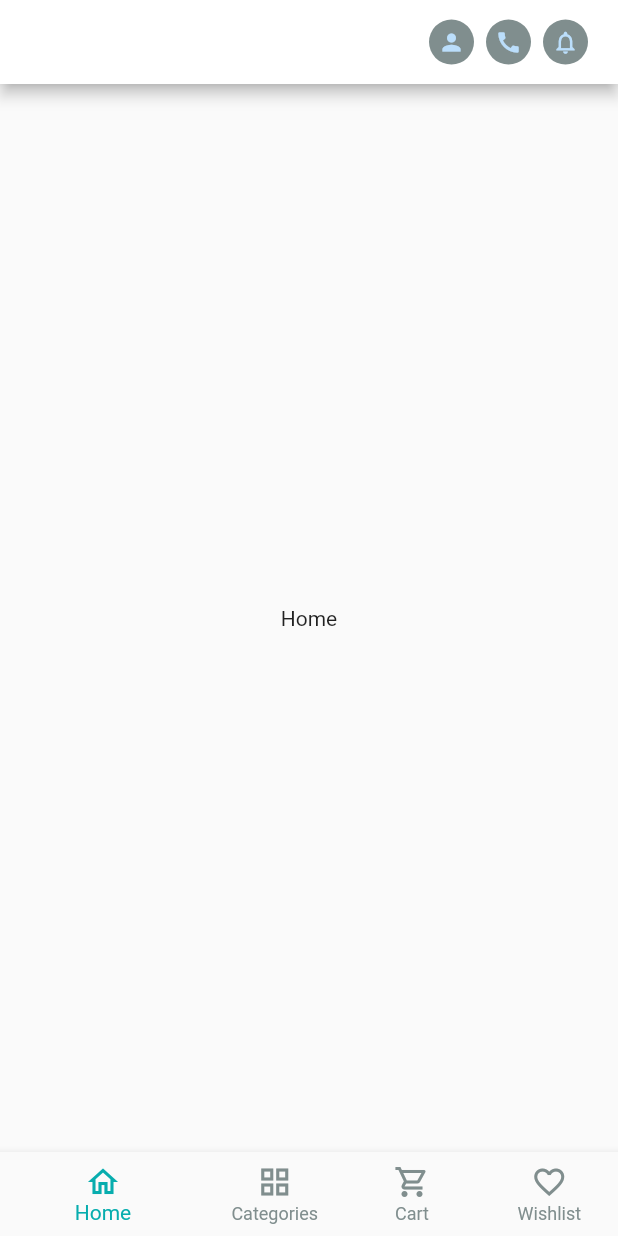
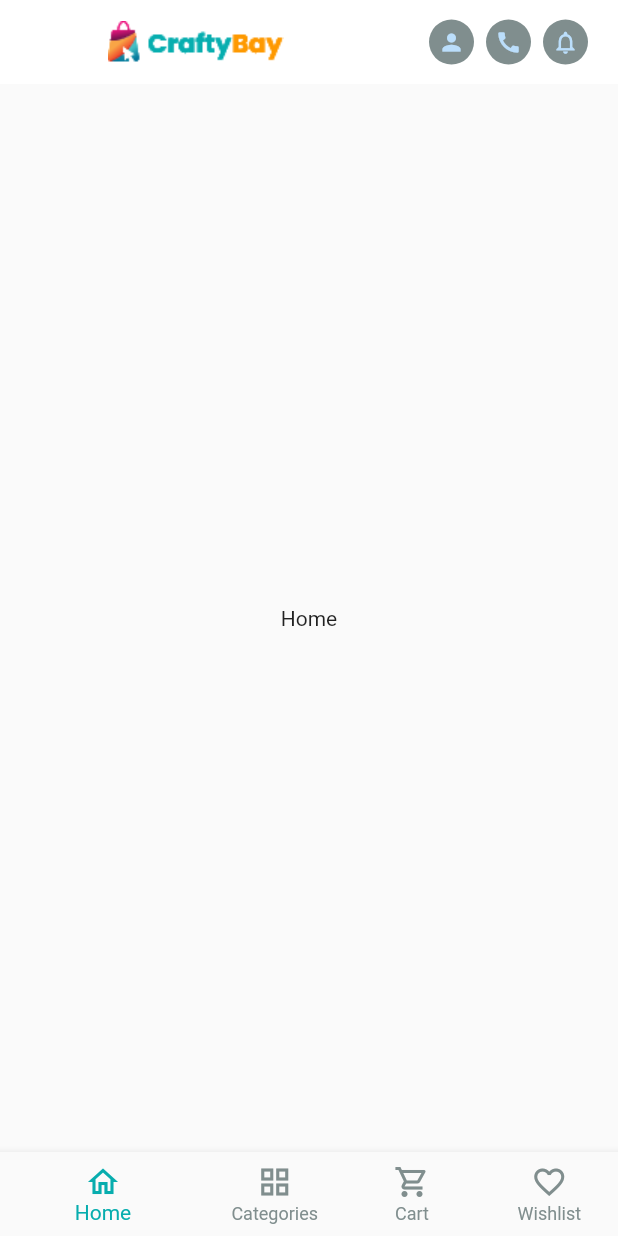
Before and after one commit to Ali007G/ecommerce_shopanbd_app, a Flutter app: the screen it shows after launch, on a phone screen of 412 x 824 dp. Run offline on Flutter 3.47's test engine with Material 2 defaults, Android fonts, the phone set to English and light mode, and no system bars; our stand-ins replace get, pin_code_fields.

Commit message:
home screen app bar in progress

```diff
--- a/lib/ui/screens/home_screen.dart
+++ b/lib/ui/screens/home_screen.dart
@@ -8,10 +8,11 @@ class HomeScreen extends StatelessWidget {
   Widget build(BuildContext context) {
     return Scaffold(
       appBar: AppBar(
+        elevation: 0,
         backgroundColor: Colors.white,
         title: Row(
           children: [
-           // Image.asset('assets/images/nap.jpg'),
+            Image.asset('assets/images/logo_nav.png'),
             const Spacer(),
             AppBarIconButton(
               icondata: Icons.person,
@@ -48,7 +49,7 @@ class AppBarIconButton extends StatelessWidget {
     return InkWell(
       onTap: onTap,
       borderRadius: BorderRadius.circular(16),
-      splashColor: primaryColor.withOpacity(0.4),
+      splashColor: primaryColor.withOpacity(0.6),
       child: Padding(
         padding: const EdgeInsets.symmetric(horizontal: 4),
         child: CircleAvatar(
--- /dev/null
+++ b/lib/ui/widgets/app_bar_icon_button.dart
@@ -0,0 +1,29 @@
+import 'package:flutter/material.dart';
+
+import '../utills/app_colours.dart';
+
+class AppBarIconButton extends StatelessWidget {
+  const AppBarIconButton({
+    Key? key, required this.icondata, required this.onTap,
+  }) : super(key: key);
+
+  final IconData icondata;
+  final VoidCallback onTap;
+
+  @override
+  Widget build(BuildContext context) {
+    return InkWell(
+      onTap: onTap,
+      borderRadius: BorderRadius.circular(16),
+      splashColor: primaryColor.withOpacity(0.6),
+      child: Padding(
+        padding: const EdgeInsets.symmetric(horizontal: 4),
+        child: CircleAvatar(
+          backgroundColor: greyColor,
+          radius: 15,
+          child: Icon(icondata,size: 18,),
+        ),
+      ),
+    );
+  }
+}
```
Also changed, not shown: assets/images/logo_nav.png (added).
